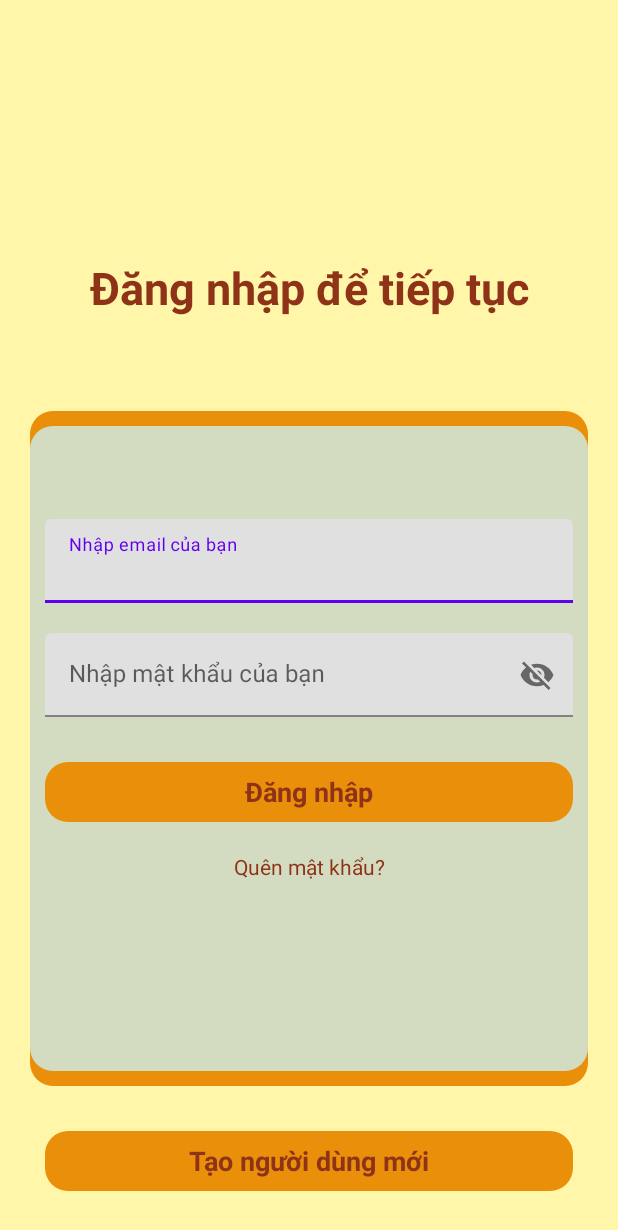
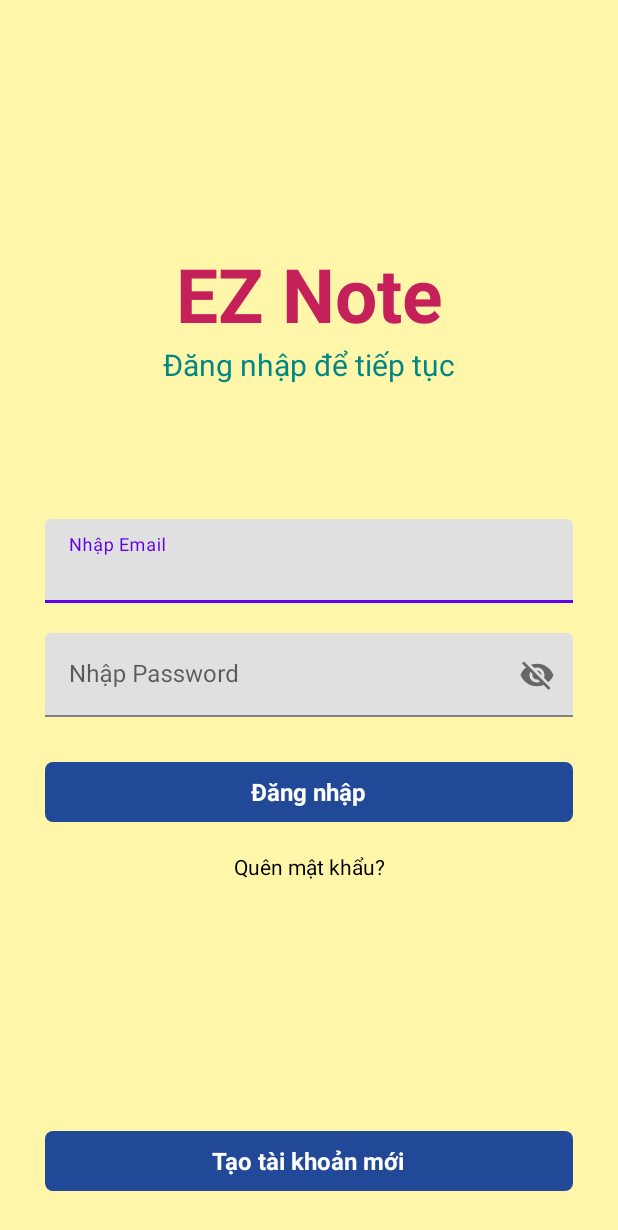
Before and after one commit to TVBinh19000399/EZNotes, an Android app: the LoginActivity screen opened directly, with no data from a screen before it, on a phone screen of 412 x 824 dp. Shown: the top 1230 px of the screen. Run offline under Robolectric (Android 15) with nearby library versions, the phone set to English and light mode, and no system bars; our stand-ins replace Firebase (no records; nobody signed in at launch, a user with empty details on screens opened directly).

Commit message:
Update activity_login.xml

```diff
--- a/app/src/main/res/layout/activity_login.xml
+++ b/app/src/main/res/layout/activity_login.xml
@@ -7,33 +7,11 @@
     android:background="#FFF6AA"
     tools:context=".LoginActivity">
 
-    <View
-        android:layout_width="match_parent"
-        android:layout_height="450dp"
-        android:layout_alignBottom="@+id/gotosignup"
-        android:layout_alignParentStart="true"
-        android:layout_alignParentEnd="true"
-        android:layout_marginStart="20dp"
-        android:layout_marginEnd="20dp"
-        android:layout_marginBottom="70dp"
-        android:background="@drawable/bg_orange"></View>
-
-    <View
-        android:layout_width="match_parent"
-        android:layout_height="430dp"
-        android:layout_alignBottom="@+id/gotosignup"
-        android:layout_alignParentStart="true"
-        android:layout_alignParentEnd="true"
-        android:layout_marginStart="20dp"
-        android:layout_marginEnd="20dp"
-        android:layout_marginBottom="80dp"
-        android:background="@drawable/bg_blu"></View>
     <RelativeLayout
+        android:id="@+id/centernine"
         android:layout_width="match_parent"
         android:layout_height="wrap_content"
-        android:id="@+id/centernine"
-        android:layout_centerInParent="true"
-        ></RelativeLayout>
+        android:layout_centerInParent="true"></RelativeLayout>
 
     <LinearLayout
         android:layout_width="match_parent"
@@ -41,8 +19,17 @@
         android:layout_above="@+id/centernine"
         android:layout_marginLeft="30dp"
         android:layout_marginRight="30dp"
-        android:layout_marginBottom="200dp"
+        android:layout_marginBottom="155dp"
         android:orientation="vertical">
+
+        <TextView
+            android:layout_width="match_parent"
+            android:layout_height="wrap_content"
+            android:text="EZ Note"
+            android:textAlignment="center"
+            android:textColor="#C6205B"
+            android:textSize="50dp"
+            android:textStyle="bold"></TextView>
 
 
         <TextView
@@ -50,43 +37,45 @@
             android:layout_height="wrap_content"
             android:text="Đăng nhập để tiếp tục"
             android:textAlignment="center"
-            android:textColor="#8E3317"
-            android:textSize="30dp"
-            android:textStyle="bold"></TextView>
+            android:textColor="@color/teal_700"
+            android:textSize="20dp"></TextView>
 
     </LinearLayout>
+
     <com.google.android.material.textfield.TextInputLayout
+        android:id="@+id/email"
         android:layout_width="match_parent"
+
         android:layout_height="wrap_content"
+        android:layout_above="@+id/centernine"
+        android:layout_marginLeft="30dp"
+        android:layout_marginRight="30dp"
+        android:layout_marginBottom="10dp">
 
-        android:layout_above="@+id/centernine"
-        android:layout_marginBottom="10dp"
-        android:id="@+id/email"
-        android:layout_marginRight="30dp"
-        android:layout_marginLeft="30dp">
         <EditText
+            android:id="@+id/Loginemail"
             android:layout_width="match_parent"
             android:layout_height="wrap_content"
-            android:id="@+id/Loginemail"
-            android:hint="Nhập email của bạn"
+            android:hint="Nhập Email"
             android:inputType="textEmailAddress"></EditText>
     </com.google.android.material.textfield.TextInputLayout>
+
     <com.google.android.material.textfield.TextInputLayout
+        android:id="@+id/password"
         android:layout_width="match_parent"
+
         android:layout_height="wrap_content"
+        android:layout_below="@+id/centernine"
+        android:layout_marginLeft="30dp"
+        android:layout_marginTop="10dp"
+        android:layout_marginRight="30dp"
+        app:passwordToggleEnabled="true">
 
-        android:layout_below="@+id/centernine"
-        android:layout_marginTop="10dp"
-        android:id="@+id/password"
-        android:layout_marginRight="30dp"
-        android:layout_marginLeft="30dp"
-        app:passwordToggleEnabled="true">
         <EditText
+            android:id="@+id/Loginpassword"
             android:layout_width="match_parent"
             android:layout_height="wrap_content"
-            android:id="@+id/Loginpassword"
-            android:hint="Nhập mật khẩu của bạn"
-            ></EditText>
+            android:hint="Nhập Password"></EditText>
     </com.google.android.material.textfield.TextInputLayout>
 
     <RelativeLayout
@@ -99,7 +88,7 @@
         android:layout_marginTop="30dp"
 
         android:layout_marginRight="30dp"
-        android:background="@drawable/bg_orange">
+        android:background="@drawable/button_design">
 
         <TextView
             android:layout_width="wrap_content"
@@ -107,8 +96,8 @@
             android:layout_centerInParent="true"
             android:layout_marginStart="8dp"
             android:text="Đăng nhập"
-            android:textColor="#8E3317"
-            android:textSize="18sp"
+            android:textColor="@color/white"
+            android:textSize="16sp"
             android:textStyle="bold" />
 
     </RelativeLayout>
@@ -125,7 +114,7 @@
         android:layout_marginRight="20dp"
         android:text="Quên mật khẩu?"
         android:textAlignment="center"
-        android:textColor="#8E3317"></TextView>
+        android:textColor="@color/black"></TextView>
 
     <RelativeLayout
         android:id="@+id/gotosignup"
@@ -137,16 +126,16 @@
         android:layout_marginTop="30dp"
         android:layout_marginRight="30dp"
         android:layout_marginBottom="30dp"
-        android:background="@drawable/bg_orange">
+        android:background="@drawable/button_design">
 
         <TextView
             android:layout_width="wrap_content"
             android:layout_height="wrap_content"
             android:layout_centerInParent="true"
             android:layout_marginStart="8dp"
-            android:text="Tạo người dùng mới"
-            android:textColor="#8E3317"
-            android:textSize="18sp"
+            android:text="Tạo tài khoản mới"
+            android:textColor="@color/white"
+            android:textSize="16sp"
             android:textStyle="bold" />
 
     </RelativeLayout>
```
